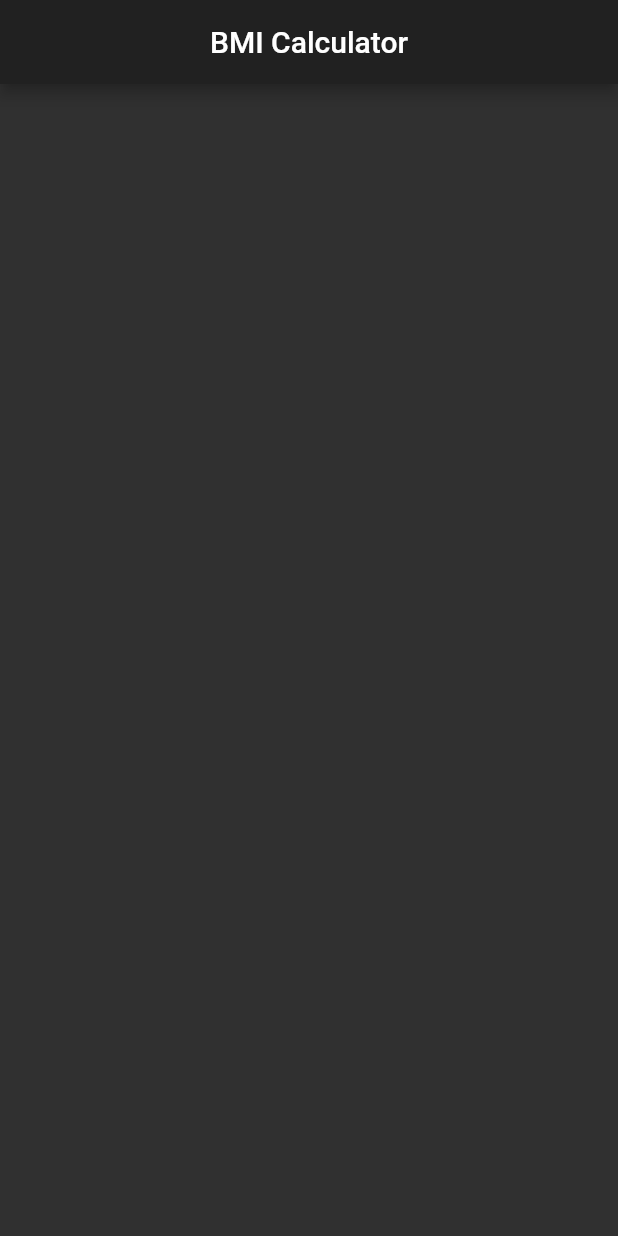
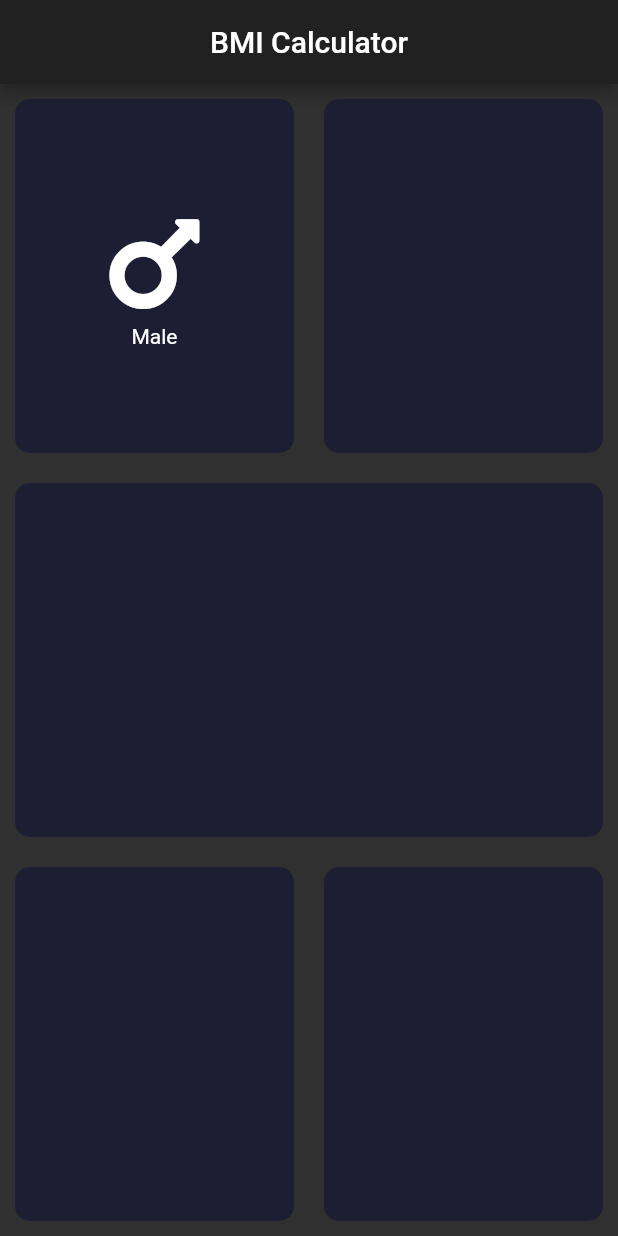
Before and after one commit to lamilekan263/Flutter_bootcamp, a Flutter app: the screen it shows after launch, on a phone screen of 412 x 824 dp. Run offline on Flutter 3.47's test engine with Material 2 defaults, Android fonts, the light colour scheme and no system bars; our stand-ins replace assets_audio_player, font_awesome_flutter; missing offline and left inert: chewie_audio.

Commit message:
added new changes

```diff
--- a/flutter_project/bmi_calc/lib/bmi_child.dart
+++ b/flutter_project/bmi_calc/lib/bmi_child.dart
@@ -1,4 +1,6 @@
 import 'package:flutter/material.dart';
+
+
 
 class BmiChild extends StatelessWidget {
   final Color color;
--- a/flutter_project/bmi_calc/lib/main_screen.dart
+++ b/flutter_project/bmi_calc/lib/main_screen.dart
@@ -1,6 +1,8 @@
 import 'package:flutter/material.dart';
 import 'bmi_child.dart';
-// import 'package:font_awesome_flutter/font_awesome_flutter.dart';
+import 'package:font_awesome_flutter/font_awesome_flutter.dart';
+
+const bmiChildColor = Color(0xFF1D1E33);
 
 class BmiScreen extends StatefulWidget {
   @override
@@ -21,25 +23,35 @@ class _BmiScreenState extends State<BmiScreen> {
             child: Row(
               children: <Widget>[
                 Expanded(
-                  child: BmiChild(),
+                  child: BmiChild(
+                    color: bmiChildColor,
+                    cardChild: Column(
+                      mainAxisAlignment: MainAxisAlignment.center,
+                      children: <Widget>[
+                        Icon(FontAwesomeIcons.mars,size:80.0),
+                        Text('Male'),
+
+                      ],
+                    ),
+                  ),
                 ),
                 Expanded(
-                  child: BmiChild(),
+                  child: BmiChild(color: bmiChildColor),
                 ),
               ],
             ),
           ),
           Expanded(
-            child: BmiChild(),
+            child: BmiChild(color: bmiChildColor),
           ),
           Expanded(
             child: Row(
               children: <Widget>[
                 Expanded(
-                  child: BmiChild(),
+                  child: BmiChild(color: bmiChildColor),
                 ),
                 Expanded(
-                  child: BmiChild(),
+                  child: BmiChild(color: bmiChildColor),
                 ),
               ],
             ),
```
